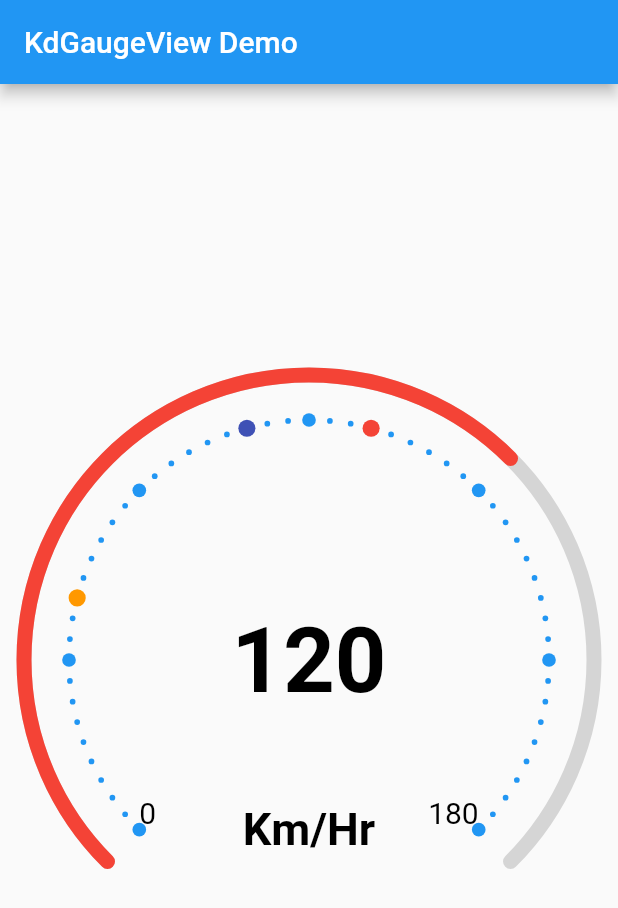
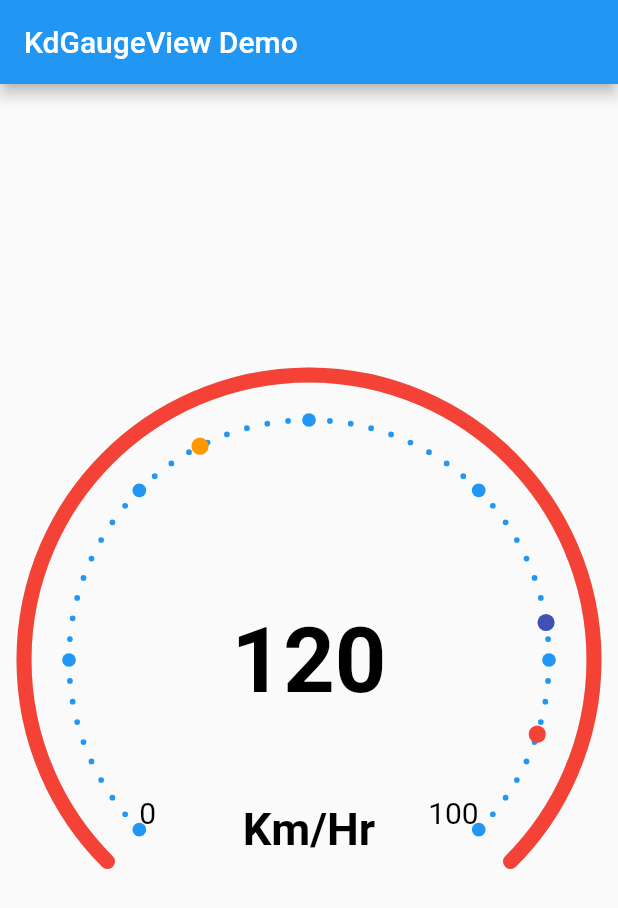
Before and after one commit to Sorbh/kdGaugeViewFlutter, a Flutter app: the screen it shows after launch, on a phone screen of 412 x 824 dp. Shown: the top 908 px of the screen. Run offline on Flutter 3.47's test engine with Material 2 defaults, Android fonts, the phone set to English and light mode, and no system bars.

Commit message:
Updated to null safety limit speed to maxspeed Added activeGaugeGradientColor to use gradient instead of activeColor.

```diff
--- a/example/lib/main.dart
+++ b/example/lib/main.dart
@@ -46,10 +46,10 @@ class _MyHomePageState extends State<MyHomePage> {
               padding: EdgeInsets.all(10),
               child: KdGaugeView(
                 minSpeed: 0,
-                maxSpeed: 180,
+                maxSpeed: 100,
                 speed: 120,
                 animate: true,
-                alertSpeedArray: [40, 80, 100],
+                alertSpeedArray: [40, 80, 90],
                 alertColorArray: [Colors.orange, Colors.indigo, Colors.red],
                 duration: Duration(seconds: 6),
               ),
--- a/lib/kdgaugeview.dart
+++ b/lib/kdgaugeview.dart
@@ -1,3 +1,5 @@
+import 'dart:ui' as ui;
+
 import 'package:flutter/material.dart';
 import 'package:flutter/widgets.dart';
 import 'dart:math' as math;
@@ -20,6 +22,7 @@ class KdGaugeView extends StatefulWidget {
   final Color baseGaugeColor;
   final Color inactiveGaugeColor;
   final Color activeGaugeColor;
+  final ui.Gradient? activeGaugeGradientColor;
 
   final double innerCirclePadding;
 
@@ -33,7 +36,8 @@ class KdGaugeView extends StatefulWidget {
   final Widget? child;
 
   KdGaugeView(
-      {this.speed = 0,
+      {GlobalKey? key,
+      this.speed = 0,
       this.speedTextStyle = const TextStyle(
         color: Colors.black,
         fontSize: 60,
@@ -64,7 +68,7 @@ class KdGaugeView extends StatefulWidget {
       this.duration = const Duration(milliseconds: 400),
       this.fractionDigits = 0,
       this.child,
-      GlobalKey? key})
+      this.activeGaugeGradientColor})
       : assert(alertSpeedArray.length == alertColorArray.length,
             'Alert speed array length should be equal to Alert Speed Color Array length'),
         super(key: key);
@@ -143,7 +147,7 @@ class KdGaugeViewState extends State<KdGaugeView>
           widget.divisionCircleColors,
           widget.subDivisionCircleColors,
           widget.fractionDigits,
-      ),
+          widget.activeGaugeGradientColor),
       child: widget.child ?? Container(),
     );
   }
@@ -184,6 +188,7 @@ class _KdGaugeCustomPainter extends CustomPainter {
   final Color baseGaugeColor;
   final Color inactiveGaugeColor;
   final Color activeGaugeColor;
+  final ui.Gradient? activeGaugeGradientColor;
 
   final double innerCirclePadding;
 
@@ -213,7 +218,8 @@ class _KdGaugeCustomPainter extends CustomPainter {
       this.innerCirclePadding,
       this.subDivisionCircleColors,
       this.divisionCircleColors,
-      this.fractionDigits);
+      this.fractionDigits,
+      this.activeGaugeGradientColor);
   @override
   void paint(Canvas canvas, Size size) {
     //get the center of the view
@@ -241,6 +247,7 @@ class _KdGaugeCustomPainter extends CustomPainter {
         false,
         paint..color = Colors.grey.withOpacity(.4));
 
+    if (activeGaugeGradientColor == null) {
       //Draw active gauge view
       if (alertSpeedArray.length > 0)
         for (int i = 0; alertSpeedArray.length > i; i++) {
@@ -259,6 +266,11 @@ class _KdGaugeCustomPainter extends CustomPainter {
         }
       else
         paint.color = activeGaugeColor;
+    } else {
+      //if gradient is available, use the gradient color
+      paint.shader = activeGaugeGradientColor;
+    }
+
     canvas.drawArc(
         Rect.fromCircle(center: center!, radius: mRadius),
         degToRad(arcStartAngle) as double,
@@ -323,7 +335,9 @@ class _KdGaugeCustomPainter extends CustomPainter {
   }
 
   double _getAngleOfSpeed(double speed) {
-    return speed / ((maxSpeed - minSpeed) / arcSweepAngle);
+    //limit speed to max speed
+    return (speed < maxSpeed ? speed : maxSpeed) /
+        ((maxSpeed - minSpeed) / arcSweepAngle);
   }
 
   void _drawMinText(Canvas canvas, Size size) {
--- a/pubspec.yaml
+++ b/pubspec.yaml
@@ -1,10 +1,10 @@
 name: kdgaugeview
 description: KDGaugeView is a simple and customizable gauge control for Flutter
-version: 1.0.3
+version: 1.0.4
 homepage: https://github.com/Sorbh/kdGaugeViewFlutter
 
 environment:
-  sdk: '>=2.12.0 <3.0.0'
+  sdk: ">=2.12.0 <3.0.0"
 
 dependencies:
   flutter:
@@ -19,7 +19,6 @@ dev_dependencies:
 
 # The following section is specific to Flutter.
 flutter:
-
   # To add assets to your package, add an assets section, like this:
   # assets:
   #   - images/a_dot_burr.jpeg
@@ -30,7 +29,6 @@ flutter:
   #
   # An image asset can refer to one or more resolution-specific "variants", see
   # https://flutter.dev/assets-and-images/#resolution-aware.
-
   # To add custom fonts to your package, add a fonts section here,
   # in this "flutter" section. Each entry in this list should have a
   # "family" key with the font family name, and a "fonts" key with a
```
Also changed, not shown: example/pubspec.lock, pubspec.lock, 2 other files. Lines whose indentation alone changed are shown as unchanged.
